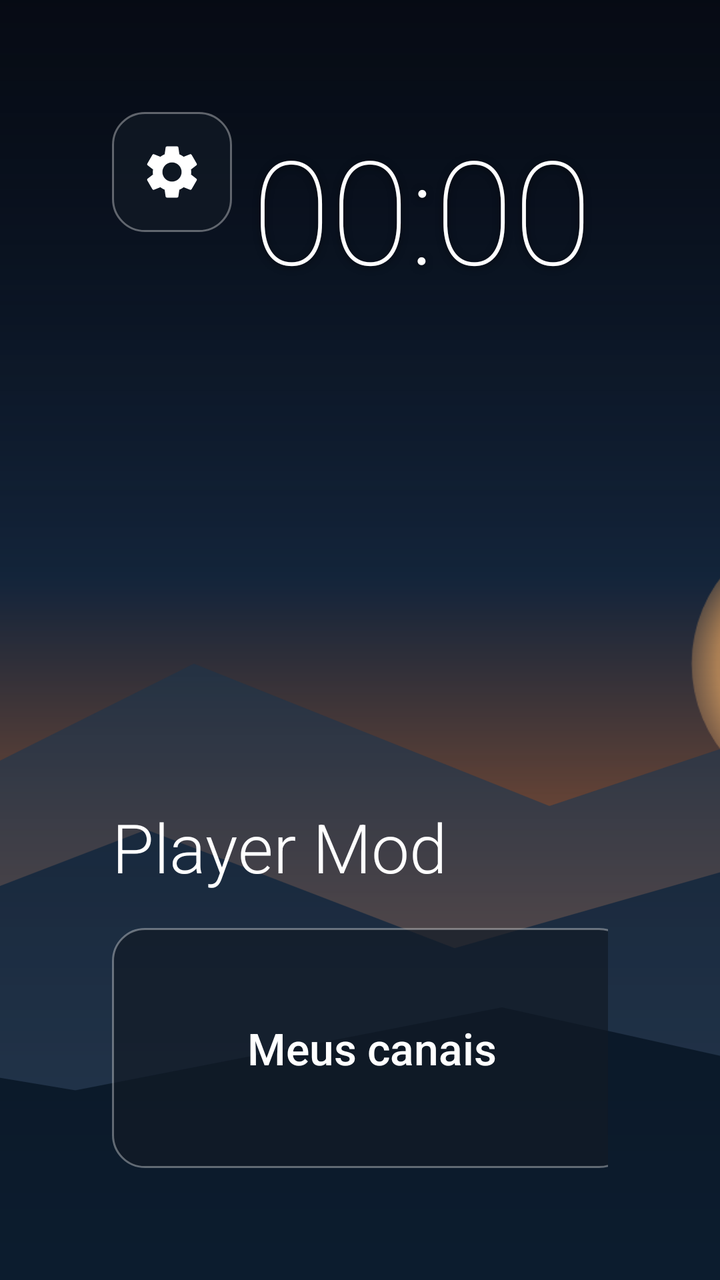
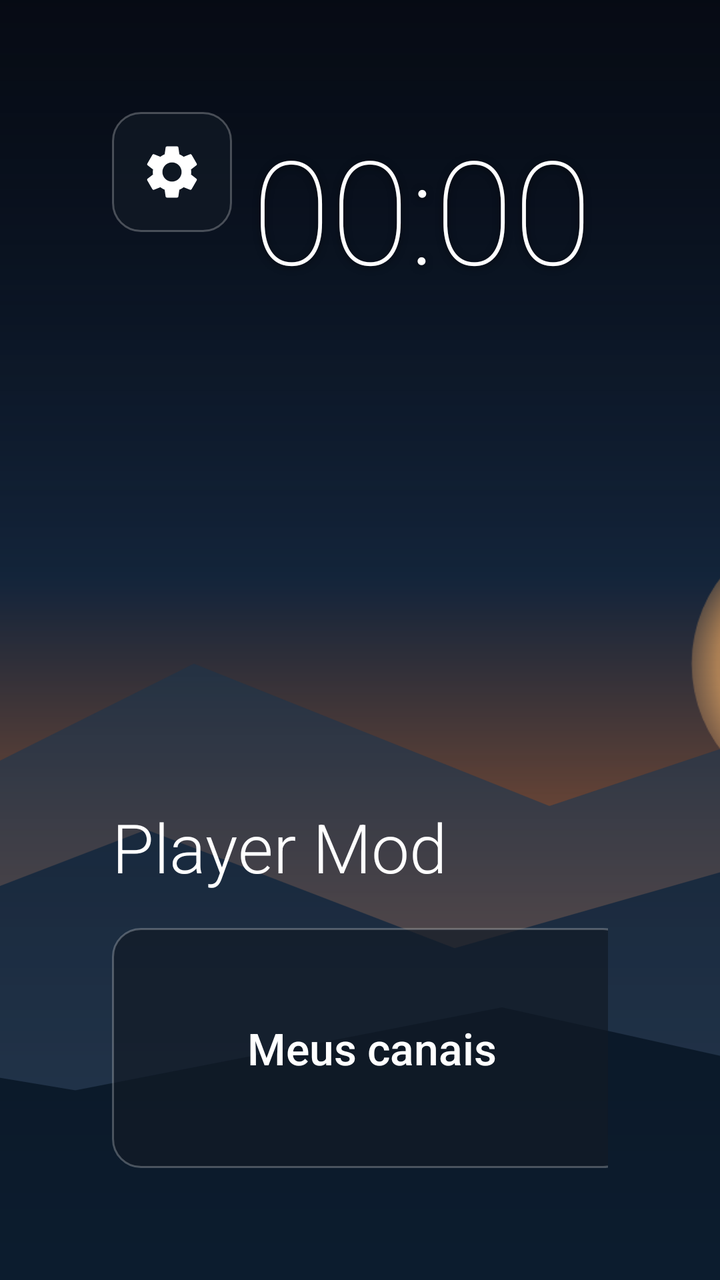

Screens rendered from an Android XML layout before and after an edit, with the pre-edit source and the edit as a unified diff.
<!-- AndroidManifest.xml: activity theme Theme.Player -->
<!-- res/layout/activity_main.xml -->
<?xml version="1.0" encoding="utf-8"?>
<FrameLayout xmlns:android="http://schemas.android.com/apk/res/android"
    android:layout_width="match_parent"
    android:layout_height="match_parent"
    android:background="#05080D">

    
    <ImageView
        android:id="@+id/bg_image"
        android:layout_width="match_parent"
        android:layout_height="match_parent"
        android:scaleType="centerCrop"
        android:src="@drawable/wallpaper"
        android:contentDescription="Papel de parede" />

    
    <View
        android:layout_width="match_parent"
        android:layout_height="match_parent"
        android:background="@drawable/scrim" />

    
    <LinearLayout
        android:layout_width="wrap_content"
        android:layout_height="wrap_content"
        android:layout_gravity="top|end"
        android:layout_marginTop="56dp"
        android:layout_marginEnd="64dp"
        android:gravity="end"
        android:orientation="vertical">

        <TextView
            android:id="@+id/clock_time"
            android:layout_width="wrap_content"
            android:layout_height="wrap_content"
            android:fontFamily="sans-serif-thin"
            android:text="00:00"
            android:textColor="#FFFFFF"
            android:textSize="72sp"
            android:shadowColor="#80000000"
            android:shadowDx="0" android:shadowDy="2" android:shadowRadius="8" />

        <TextView
            android:id="@+id/clock_date"
            android:layout_width="wrap_content"
            android:layout_height="wrap_content"
            android:layout_marginTop="-6dp"
            android:fontFamily="sans-serif-light"
            android:text=""
            android:textColor="#D9FFFFFF"
            android:textSize="20sp" />
    </LinearLayout>

    
    <ImageButton
        android:id="@+id/btn_gear"
        android:layout_width="60dp"
        android:layout_height="60dp"
        android:layout_gravity="top|start"
        android:layout_marginTop="56dp"
        android:layout_marginStart="56dp"
        android:background="@drawable/card_bg"
                android:defaultFocusHighlightEnabled="false"
                android:stateListAnimator="@animator/card_focus"
        android:contentDescription="Configurações"
        android:padding="12dp"
        android:src="@drawable/ic_gear" />

    
    <LinearLayout
        android:layout_width="match_parent"
        android:layout_height="wrap_content"
        android:layout_gravity="bottom|start"
        android:orientation="vertical"
        android:paddingStart="56dp"
        android:paddingEnd="56dp"
        android:paddingBottom="56dp">

        <TextView
            android:layout_width="wrap_content"
            android:layout_height="wrap_content"
            android:fontFamily="sans-serif-light"
            android:text="Player Mod"
            android:textColor="#FFFFFF"
            android:textSize="34sp" />

        
        <LinearLayout
            android:layout_width="wrap_content"
            android:layout_height="wrap_content"
            android:layout_marginTop="18dp"
            android:orientation="horizontal">

            <TextView
                android:id="@+id/card_channels"
                android:layout_width="260dp"
                android:layout_height="120dp"
                android:background="@drawable/card_bg"
                android:focusable="true"
                android:clickable="true"
                android:defaultFocusHighlightEnabled="false"
                android:stateListAnimator="@animator/card_focus"
                android:gravity="center"
                android:fontFamily="sans-serif-medium"
                android:text="Meus canais"
                android:textColor="#FFFFFF"
                android:textSize="22sp" />

            <TextView
                android:id="@+id/card_settings"
                android:layout_width="260dp"
                android:layout_height="120dp"
                android:layout_marginStart="20dp"
                android:background="@drawable/card_bg"
                android:focusable="true"
                android:clickable="true"
                android:defaultFocusHighlightEnabled="false"
                android:stateListAnimator="@animator/card_focus"
                android:gravity="center"
                android:fontFamily="sans-serif-medium"
                android:text="Configurações"
                android:textColor="#FFFFFF"
                android:textSize="22sp" />

            <TextView
                android:id="@+id/card_test"
                android:layout_width="260dp"
                android:layout_height="120dp"
                android:layout_marginStart="20dp"
                android:background="@drawable/card_bg"
                android:focusable="true"
                android:clickable="true"
                android:defaultFocusHighlightEnabled="false"
                android:stateListAnimator="@animator/card_focus"
                android:gravity="center"
                android:fontFamily="sans-serif-medium"
                android:text="Testar URL / demos"
                android:textColor="#FFFFFF"
                android:textSize="22sp" />
        </LinearLayout>
    </LinearLayout>
</FrameLayout>
<!-- resources referenced by this layout -->
<resources>
  <!-- drawable card_bg (drawable) -->
  <?xml version="1.0" encoding="utf-8"?>
  <selector xmlns:android="http://schemas.android.com/apk/res/android">
      <item android:state_focused="true">
          <shape android:shape="rectangle">
              <solid android:color="#F23DA9FC" />
              <stroke android:width="3dp" android:color="#FFFFFFFF" />
              <corners android:radius="16dp" />
          </shape>
      </item>
      <item android:state_pressed="true">
          <shape android:shape="rectangle">
              <solid android:color="#FF2E8BD6" />
              <corners android:radius="16dp" />
          </shape>
      </item>
      <item>
          <shape android:shape="rectangle">
              <solid android:color="#B3121A26" />
              <stroke android:width="1dp" android:color="#59FFFFFF" />
              <corners android:radius="16dp" />
          </shape>
      </item>
  </selector>
  <!-- drawable ic_gear (drawable) -->
  <vector xmlns:android="http://schemas.android.com/apk/res/android"
      android:width="32dp" android:height="32dp"
      android:viewportWidth="24" android:viewportHeight="24"
      android:tint="#FFFFFF">
      <path android:fillColor="#FFFFFF"
          android:pathData="M19.14,12.94c0.04,-0.3 0.06,-0.61 0.06,-0.94c0,-0.32 -0.02,-0.64 -0.07,-0.94l2.03,-1.58c0.18,-0.14 0.23,-0.41 0.12,-0.61l-1.92,-3.32c-0.12,-0.22 -0.37,-0.29 -0.59,-0.22l-2.39,0.96c-0.5,-0.38 -1.03,-0.7 -1.62,-0.94L14.4,2.81c-0.04,-0.24 -0.24,-0.41 -0.48,-0.41h-3.84c-0.24,0 -0.43,0.17 -0.47,0.41L9.25,5.35C8.66,5.59 8.12,5.92 7.63,6.29L5.24,5.33c-0.22,-0.08 -0.47,0 -0.59,0.22L2.74,8.87C2.62,9.08 2.66,9.34 2.86,9.48l2.03,1.58C4.84,11.36 4.8,11.69 4.8,12s0.02,0.64 0.07,0.94l-2.03,1.58c-0.18,0.14 -0.23,0.41 -0.12,0.61l1.92,3.32c0.12,0.22 0.37,0.29 0.59,0.22l2.39,-0.96c0.5,0.38 1.03,0.7 1.62,0.94l0.36,2.54c0.05,0.24 0.24,0.41 0.48,0.41h3.84c0.24,0 0.44,-0.17 0.47,-0.41l0.36,-2.54c0.59,-0.24 1.13,-0.56 1.62,-0.94l2.39,0.96c0.22,0.08 0.47,0 0.59,-0.22l1.92,-3.32c0.12,-0.22 0.07,-0.47 -0.12,-0.61L19.14,12.94zM12,15.6c-1.98,0 -3.6,-1.62 -3.6,-3.6s1.62,-3.6 3.6,-3.6s3.6,1.62 3.6,3.6S13.98,15.6 12,15.6z" />
  </vector>
  <!-- drawable scrim (drawable) -->
  <?xml version="1.0" encoding="utf-8"?>
  <shape xmlns:android="http://schemas.android.com/apk/res/android" android:shape="rectangle">
      <gradient
          android:angle="90"
          android:startColor="#00000000"
          android:centerColor="#4D000000"
          android:endColor="#CC05080D"
          android:type="linear" />
  </shape>
  <!-- drawable wallpaper: vector/xml drawable (drawable, 2048 chars, omitted) -->
  <style name="Theme.Player" parent="Theme.AppCompat.NoActionBar">
          <item name="android:windowNoTitle">true</item>
          <item name="android:windowFullscreen">true</item>
          <item name="android:windowBackground">@android:color/black</item>
      </style>
</resources>

<!-- the commit's change to res/layout/activity_main.xml (unified diff, before → after) -->
@@ -61,7 +61,6 @@
         android:layout_marginStart="56dp"
         android:background="@drawable/card_bg"
                 android:defaultFocusHighlightEnabled="false"
-                android:stateListAnimator="@animator/card_focus"
         android:contentDescription="Configurações"
         android:padding="12dp"
         android:src="@drawable/ic_gear" />
@@ -99,7 +98,6 @@
                 android:focusable="true"
                 android:clickable="true"
                 android:defaultFocusHighlightEnabled="false"
-                android:stateListAnimator="@animator/card_focus"
                 android:gravity="center"
                 android:fontFamily="sans-serif-medium"
                 android:text="Meus canais"
@@ -115,7 +113,6 @@
                 android:focusable="true"
                 android:clickable="true"
                 android:defaultFocusHighlightEnabled="false"
-                android:stateListAnimator="@animator/card_focus"
                 android:gravity="center"
                 android:fontFamily="sans-serif-medium"
                 android:text="Configurações"
@@ -131,7 +128,6 @@
                 android:focusable="true"
                 android:clickable="true"
                 android:defaultFocusHighlightEnabled="false"
-                android:stateListAnimator="@animator/card_focus"
                 android:gravity="center"
                 android:fontFamily="sans-serif-medium"
                 android:text="Testar URL / demos"
<!-- resource entries referenced after the edit -->
@@ -5,22 +5,21 @@
   <selector xmlns:android="http://schemas.android.com/apk/res/android">
       <item android:state_focused="true">
           <shape android:shape="rectangle">
-              <solid android:color="#F23DA9FC" />
-              <stroke android:width="3dp" android:color="#FFFFFFFF" />
-              <corners android:radius="16dp" />
+              <solid android:color="#FF3DA9FC" />
+              <corners android:radius="14dp" />
           </shape>
       </item>
       <item android:state_pressed="true">
           <shape android:shape="rectangle">
               <solid android:color="#FF2E8BD6" />
-              <corners android:radius="16dp" />
+              <corners android:radius="14dp" />
           </shape>
       </item>
       <item>
           <shape android:shape="rectangle">
               <solid android:color="#B3121A26" />
-              <stroke android:width="1dp" android:color="#59FFFFFF" />
-              <corners android:radius="16dp" />
+              <stroke android:width="1dp" android:color="#40FFFFFF" />
+              <corners android:radius="14dp" />
           </shape>
       </item>
   </selector>
@@ -47,6 +46,21 @@
           <item name="android:windowNoTitle">true</item>
           <item name="android:windowFullscreen">true</item>
           <item name="android:windowBackground">@android:color/black</item>
+          <item name="colorAccent">#3DA9FC</item>
+          <item name="android:buttonStyle">@style/TvButton</item>
+          <item name="buttonStyle">@style/TvButton</item>
+      </style>
+  <style name="TvButton" parent="Widget.AppCompat.Button">
+          <item name="android:background">@drawable/card_bg</item>
+          <item name="android:textColor">#FFFFFFFF</item>
+          <item name="android:textAllCaps">false</item>
+          <item name="android:stateListAnimator">@null</item>
+          <item name="android:defaultFocusHighlightEnabled">false</item>
+          <item name="android:minWidth">0dp</item>
+          <item name="android:paddingLeft">24dp</item>
+          <item name="android:paddingRight">24dp</item>
+          <item name="android:paddingTop">12dp</item>
+          <item name="android:paddingBottom">12dp</item>
       </style>
 </resources>
 
